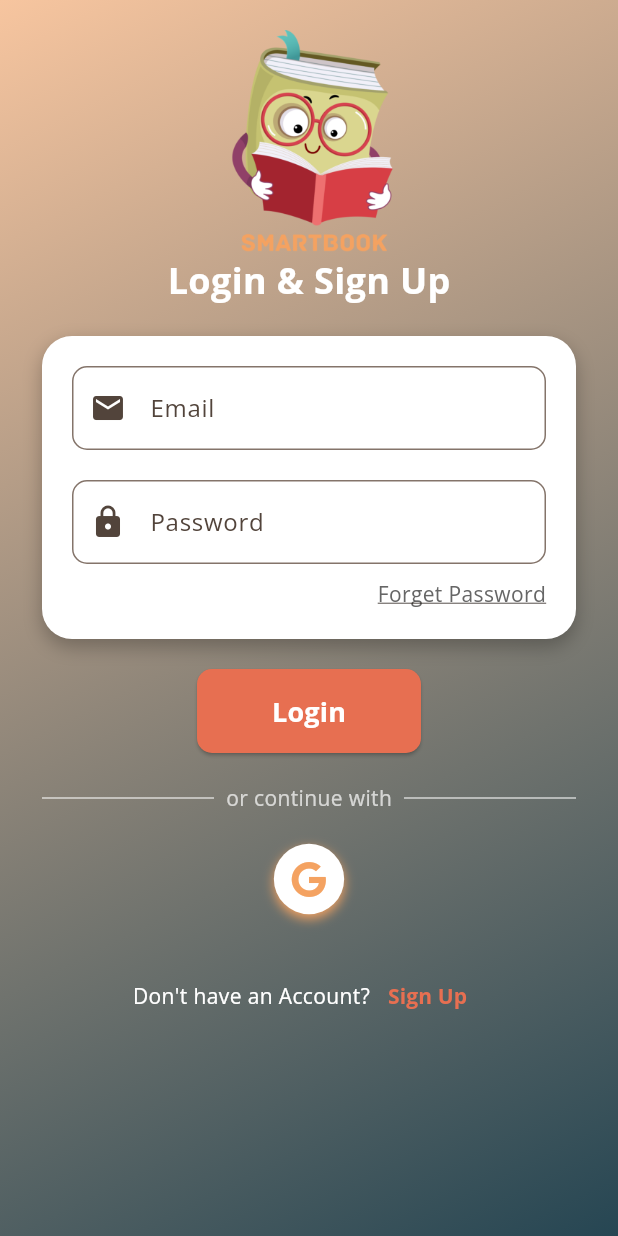
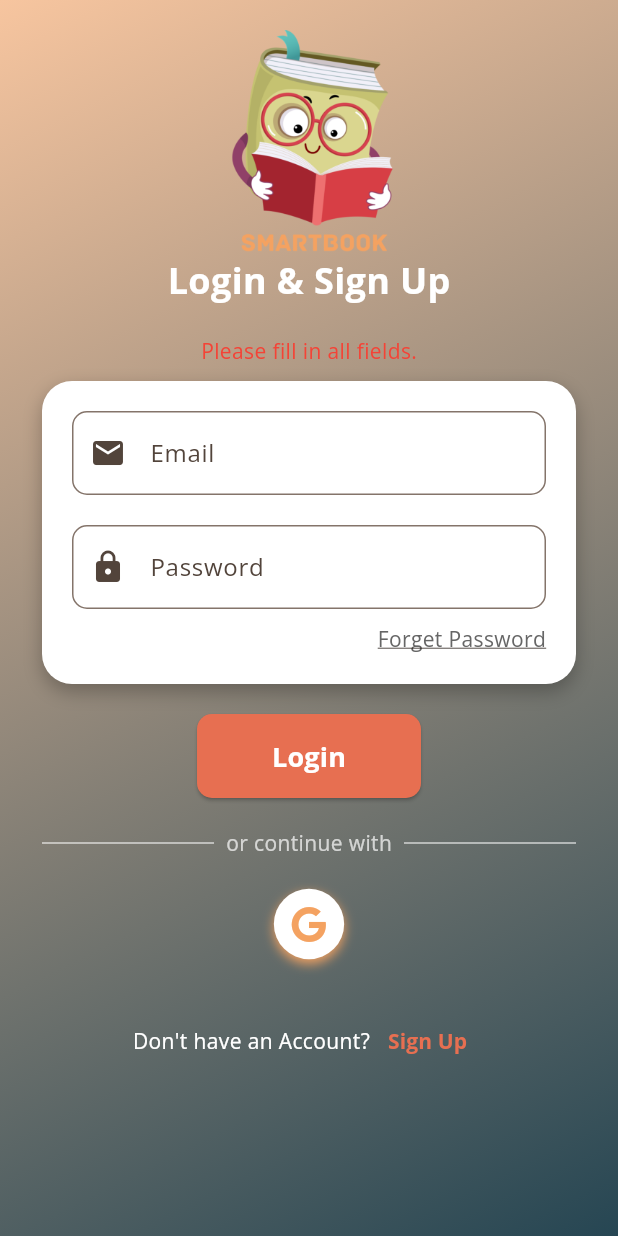
Before and after one commit to KaozhiChen/book_review_app, a Flutter app: the LoginPage screen opened by its route, after a tap on "Login", on a phone screen of 412 x 824 dp. Run offline on Flutter 3.47's test engine with Material 3 defaults, Android fonts, the light colour scheme and no system bars; our stand-ins replace firebase_auth, firebase_core, font_awesome_flutter, go_router, video_player; accounts and stored records are empty.

Commit message:
implement sign up and login features

```diff
--- a/lib/main.dart
+++ b/lib/main.dart
@@ -1,3 +1,4 @@
+import 'package:book_review_app/pages/home_page.dart';
 import 'package:book_review_app/pages/splash_page.dart';
 import 'package:book_review_app/theme/colors.dart';
 import 'package:firebase_core/firebase_core.dart';
@@ -25,6 +26,10 @@
         path: '/login',
         builder: (context, state) => const LoginPage(),
       ),
+      GoRoute(
+        path: '/home',
+        builder: (context, state) => const HomePage(),
+      ),
     ],
     initialLocation: '/',
   );
--- a/lib/pages/login_page.dart
+++ b/lib/pages/login_page.dart
@@ -1,6 +1,8 @@
 import 'package:book_review_app/theme/colors.dart';
 import 'package:flutter/material.dart';
+import 'package:firebase_auth/firebase_auth.dart';
 import 'package:font_awesome_flutter/font_awesome_flutter.dart';
+import 'package:go_router/go_router.dart';
 import 'sign_up_page.dart';
 
 class LoginPage extends StatefulWidget {
@@ -11,7 +13,57 @@
 }
 
 class _LoginPageState extends State<LoginPage> {
-  // display sign up page
+  final TextEditingController emailController = TextEditingController();
+  final TextEditingController passwordController = TextEditingController();
+  String? errorMessage;
+
+  // Login
+  Future<void> login() async {
+    final email = emailController.text.trim();
+    final password = passwordController.text.trim();
+
+    if (email.isEmpty || password.isEmpty) {
+      setState(() {
+        errorMessage = 'Please fill in all fields.';
+      });
+      return;
+    }
+
+    try {
+      UserCredential userCredential = await FirebaseAuth.instance
+          .signInWithEmailAndPassword(email: email, password: password);
+
+      // check login
+      setState(() {
+        errorMessage = null;
+      });
+      ScaffoldMessenger.of(context).showSnackBar(
+        SnackBar(
+          content: Text('Welcome, ${userCredential.user?.email}!'),
+          backgroundColor: Colors.green,
+        ),
+      );
+      // navigate to home page
+      context.go('/home');
+    } on FirebaseAuthException catch (e) {
+      // login error
+      setState(() {
+        if (e.code == 'user-not-found') {
+          errorMessage = 'No user found with this email.';
+        } else if (e.code == 'wrong-password') {
+          errorMessage = 'Incorrect password.';
+        } else {
+          errorMessage = 'Login failed. Please try again.';
+        }
+      });
+    } catch (e) {
+      setState(() {
+        errorMessage = 'An unexpected error occurred.';
+      });
+    }
+  }
+
+  // display sign up sheet
   void _showSignUpBottomSheet(BuildContext context) {
     showModalBottomSheet(
       context: context,
@@ -60,6 +112,19 @@
                     ),
                   ),
                   const SizedBox(height: 20),
+                  // error
+                  if (errorMessage != null)
+                    Padding(
+                      padding: const EdgeInsets.only(bottom: 10),
+                      child: Text(
+                        errorMessage!,
+                        style: const TextStyle(
+                          color: Colors.red,
+                          fontSize: 14,
+                        ),
+                      ),
+                    ),
+
                   // form
                   Container(
                     padding: const EdgeInsets.all(20),
@@ -78,6 +143,7 @@
                       children: [
                         // Email
                         TextField(
+                          controller: emailController,
                           decoration: InputDecoration(
                             labelText: 'Email',
                             prefixIcon: const Icon(Icons.mail),
@@ -89,6 +155,7 @@
                         const SizedBox(height: 20),
                         // Password
                         TextField(
+                          controller: passwordController,
                           obscureText: true,
                           decoration: InputDecoration(
                             labelText: 'Password',
@@ -99,12 +166,13 @@
                           ),
                         ),
                         const SizedBox(height: 10),
+
                         // forget password
                         Align(
                           alignment: Alignment.centerRight,
                           child: GestureDetector(
                             onTap: () {
-                              // Todo
+                              // 忘记密码逻辑 (未来可实现)
                             },
                             child: const Text(
                               'Forget Password',
@@ -121,11 +189,10 @@
                     ),
                   ),
                   const SizedBox(height: 20),
+
                   // login button
                   ElevatedButton(
-                    onPressed: () {
-                      // todo
-                    },
+                    onPressed: login,
                     style: ElevatedButton.styleFrom(
                       backgroundColor: secondaryColor,
                       padding: const EdgeInsets.symmetric(
@@ -170,15 +237,15 @@
                       ),
                     ],
                   ),
+                  const SizedBox(height: 20),
 
-                  const SizedBox(height: 20),
-                  // Google login
+                  // login with Google
                   Row(
                     mainAxisAlignment: MainAxisAlignment.center,
                     children: [
                       GestureDetector(
                         onTap: () {
-                          // todo
+                          // TODO:login with google
                         },
                         child: Container(
                           padding: const EdgeInsets.all(12),
@@ -202,9 +269,9 @@
                       ),
                     ],
                   ),
+                  const SizedBox(height: 30),
 
-                  const SizedBox(height: 30),
-                  // sign up
+                  //sign up link
                   Row(
                     mainAxisAlignment: MainAxisAlignment.center,
                     children: [
```
Also changed, not shown: lib/pages/home_page.dart (added, +15 -0 lines).
